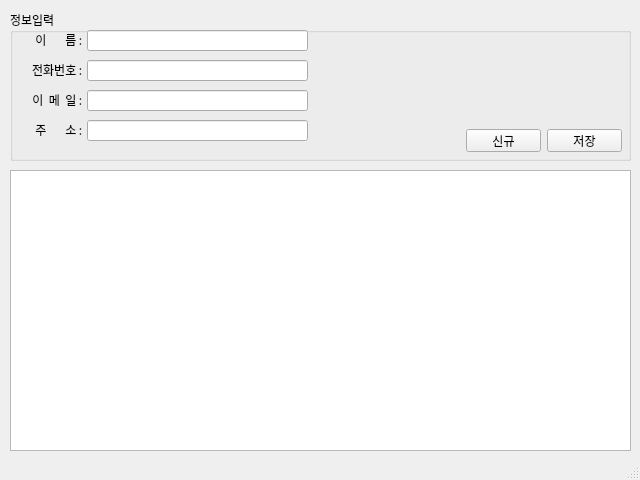
First picture: the form in part1/studyPyQt/addressBook.ui, repository Gayeon-Leee/miniprojects, before the edit.
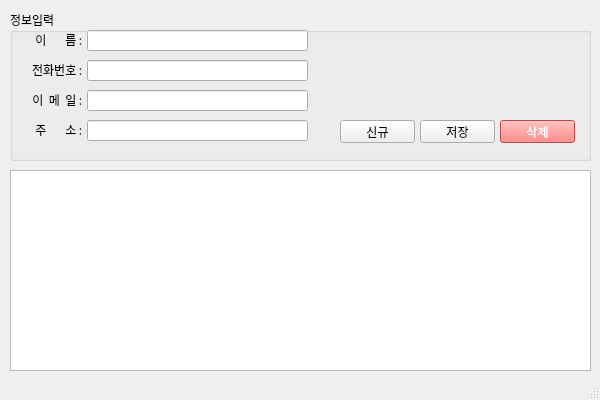
Second picture: the form after the edit.

```diff
--- a/part1/studyPyQt/addressBook.ui
+++ b/part1/studyPyQt/addressBook.ui
@@ -6,10 +6,22 @@
    <rect>
     <x>0</x>
     <y>0</y>
-    <width>640</width>
-    <height>480</height>
+    <width>600</width>
+    <height>400</height>
    </rect>
   </property>
+  <property name="minimumSize">
+   <size>
+    <width>600</width>
+    <height>400</height>
+   </size>
+  </property>
+  <property name="maximumSize">
+   <size>
+    <width>600</width>
+    <height>400</height>
+   </size>
+  </property>
   <property name="font">
    <font>
     <family>나눔고딕</family>
@@ -24,13 +36,16 @@
      <rect>
       <x>10</x>
       <y>10</y>
-      <width>621</width>
+      <width>581</width>
       <height>151</height>
      </rect>
     </property>
     <layout class="QVBoxLayout" name="verticalLayout">
      <item>
       <widget class="QGroupBox" name="groupBox">
+       <property name="styleSheet">
+        <string notr="true"/>
+       </property>
        <property name="title">
         <string>정보입력</string>
        </property>
@@ -147,8 +162,8 @@
        <widget class="QPushButton" name="btnNew">
         <property name="geometry">
          <rect>
-          <x>456</x>
-          <y>119</y>
+          <x>330</x>
+          <y>110</y>
           <width>75</width>
           <height>23</height>
          </rect>
@@ -160,8 +175,8 @@
        <widget class="QPushButton" name="btnSave">
         <property name="geometry">
          <rect>
-          <x>537</x>
-          <y>119</y>
+          <x>410</x>
+          <y>110</y>
           <width>75</width>
           <height>23</height>
          </rect>
@@ -170,6 +185,23 @@
          <string>저장</string>
         </property>
        </widget>
+       <widget class="QPushButton" name="btnDel">
+        <property name="geometry">
+         <rect>
+          <x>490</x>
+          <y>110</y>
+          <width>75</width>
+          <height>23</height>
+         </rect>
+        </property>
+        <property name="styleSheet">
+         <string notr="true">background-color: rgb(255, 100, 100);
+color: rgb(255, 255, 255);</string>
+        </property>
+        <property name="text">
+         <string>삭제</string>
+        </property>
+       </widget>
       </widget>
      </item>
     </layout>
@@ -179,8 +211,8 @@
      <rect>
       <x>10</x>
       <y>170</y>
-      <width>621</width>
-      <height>281</height>
+      <width>581</width>
+      <height>201</height>
      </rect>
     </property>
     <layout class="QVBoxLayout" name="verticalLayout_2">
```
Left out of the diff: 2 changed lines with no effect on the pictures.
